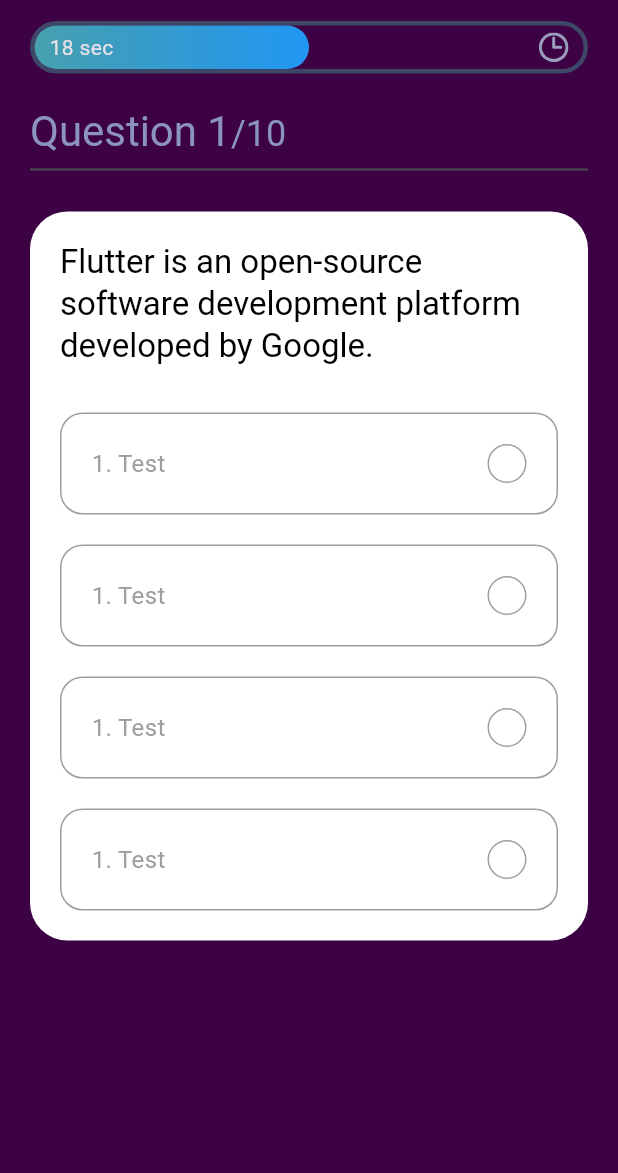
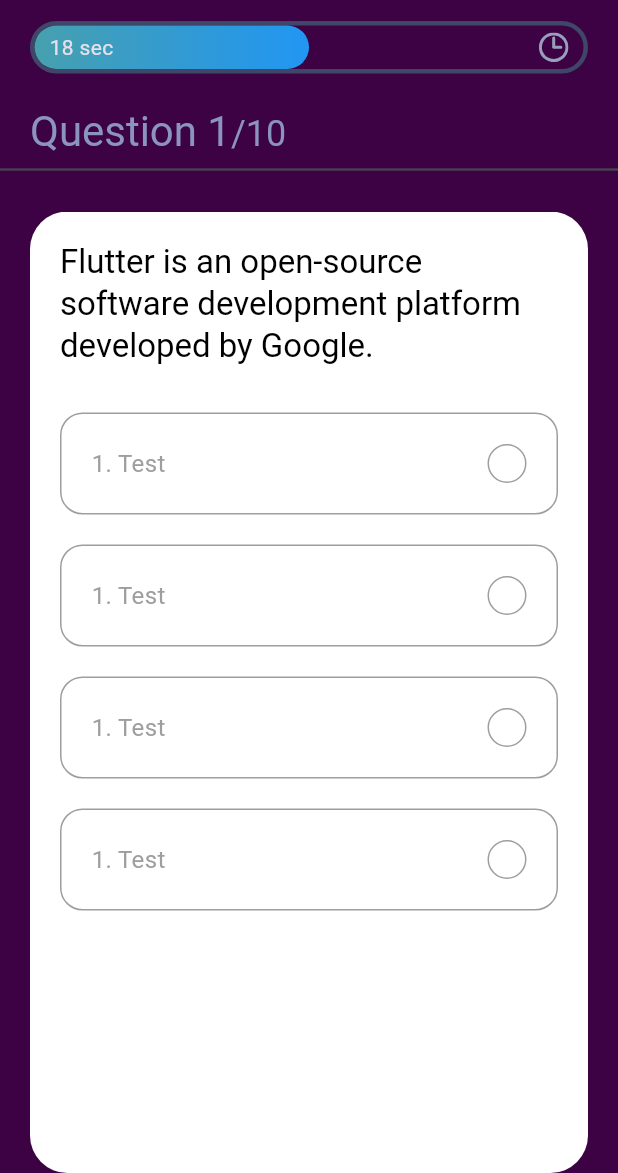
Before and after one commit to zloy92/verstkaflutter, a Flutter app: the screen it shows after launch, on a phone screen of 412 x 824 dp, the part 63-1236 px from its top. Run offline on Flutter 3.47's test engine with Material 3 defaults, Android fonts, the phone set to English and light mode, and no system bars; our stand-ins replace websafe_svg.

```diff
--- a/flutter_application_1/lib/screens/quiz/components/body.dart
+++ b/flutter_application_1/lib/screens/quiz/components/body.dart
@@ -13,14 +13,19 @@ class Body extends StatelessWidget {
     return Stack(
       children: [
         SafeArea(
-          child: Padding(
-            padding: const EdgeInsets.symmetric(horizontal: kDefaultPadding),
           child: Column(
             crossAxisAlignment: CrossAxisAlignment.start,
             children: [
-                ProgressBar(),
+              Padding(
+                padding:
+                    const EdgeInsets.symmetric(horizontal: kDefaultPadding),
+                child: ProgressBar(),
+              ),
               SizedBox(height: kDefaultPadding),
-                Text.rich(
+              Padding(
+                padding:
+                    const EdgeInsets.symmetric(horizontal: kDefaultPadding),
+                child: Text.rich(
                   TextSpan(
                     text: "Question 1",
                     style: Theme.of(context)
@@ -37,13 +42,17 @@ class Body extends StatelessWidget {
                     ],
                   ),
                 ),
+              ),
               Divider(
                 thickness: 1.5,
               ),
               SizedBox(height: kDefaultPadding),
-                QuestionCard(),
+              Expanded(
+                child: PageView.builder(
+                  itemBuilder: (context, index) => QuestionCard(),
+                ),
+              ),
             ],
-            ),
           ),
         )
       ],
--- a/flutter_application_1/lib/screens/quiz/components/question_card.dart
+++ b/flutter_application_1/lib/screens/quiz/components/question_card.dart
@@ -12,6 +12,7 @@ class QuestionCard extends StatelessWidget {
   @override
   Widget build(BuildContext context) {
     return Container(
+      margin: EdgeInsets.symmetric(horizontal: kDefaultPadding),
       padding: EdgeInsets.all(kDefaultPadding),
       decoration: BoxDecoration(
           color: Colors.white, borderRadius: BorderRadius.circular(25)),
```
Lines whose indentation alone changed are shown as unchanged.
